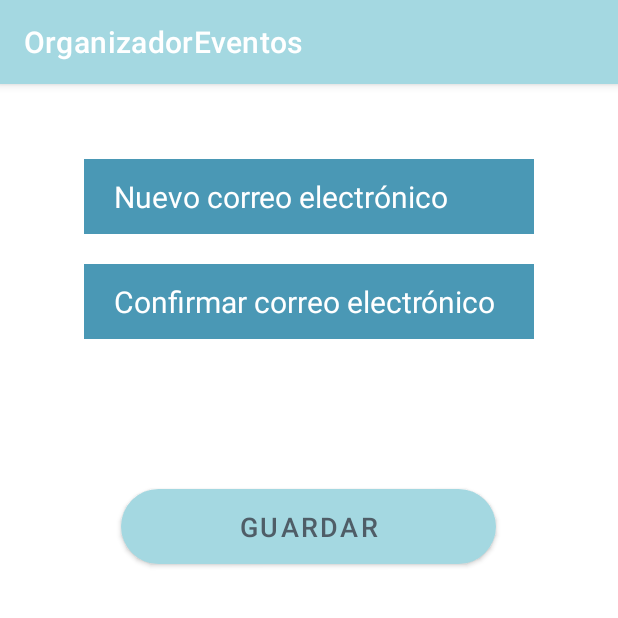
After one commit to AbrahamGM1/OrganizadorEventos, an Android app: the EditarCorreoActivity screen opened directly, with no data from a screen before it, on a phone screen of 412 x 824 dp, the top half of it. The commit adds this screen. Run offline under Robolectric (Android 15) with nearby library versions, the phone set to English and light mode, and no system bars.

Commit message:
Created new activities for edit name, edit email and edit password

```diff
--- /dev/null
+++ b/app/src/main/java/gomez/abraham/organizadoreventos/EditarCorreoActivity.kt
@@ -0,0 +1,11 @@
+package gomez.abraham.organizadoreventos
+
+import androidx.appcompat.app.AppCompatActivity
+import android.os.Bundle
+
+class EditarCorreoActivity : AppCompatActivity() {
+    override fun onCreate(savedInstanceState: Bundle?) {
+        super.onCreate(savedInstanceState)
+        setContentView(R.layout.activity_editar_correo)
+    }
+}
--- a/app/src/main/res/layout/activity_ajustes.xml
+++ b/app/src/main/res/layout/activity_ajustes.xml
@@ -7,7 +7,7 @@
     android:orientation="vertical"
     android:background="@color/color_primary_dark">
 
-    <ImageView
+    <ImageView android:id="@+id/profile_imageView"
         android:layout_marginTop="20dp"
         android:layout_width="150dp"
         android:layout_height="150dp"
--- /dev/null
+++ b/app/src/main/res/layout/activity_editar_correo.xml
@@ -0,0 +1,55 @@
+<?xml version="1.0" encoding="utf-8"?>
+<LinearLayout xmlns:android="http://schemas.android.com/apk/res/android"
+    xmlns:app="http://schemas.android.com/apk/res-auto"
+    xmlns:tools="http://schemas.android.com/tools"
+    android:layout_width="match_parent"
+    android:layout_height="match_parent"
+    tools:context=".EditarCorreoActivity"
+    android:orientation="vertical"
+    android:background="@android:color/white"
+    >
+
+    <LinearLayout
+        android:layout_marginTop="50dp"
+        android:layout_width="300dp"
+        android:layout_height="wrap_content"
+        android:layout_gravity="center"
+        android:orientation="vertical"
+        >
+
+        <EditText android:id="@+id/new_email_et"
+            android:layout_width="match_parent"
+            android:layout_height="50dp"
+            android:background="@color/color_primary_dark"
+            android:layout_gravity="center"
+            android:hint="Nuevo correo electrónico"
+            android:textColorHint="@android:color/white"
+            android:textSize="20sp"
+            android:paddingStart="20dp"
+            />
+
+        <EditText android:id="@+id/confirm_email_et"
+            android:layout_marginTop="20dp"
+            android:layout_width="match_parent"
+            android:layout_height="50dp"
+            android:background="@color/color_primary_dark"
+            android:hint="Confirmar correo electrónico"
+            android:textColorHint="@android:color/white"
+            android:textSize="20sp"
+            android:paddingStart="20dp"
+            />
+
+    </LinearLayout>
+
+    <Button android:id="@+id/save_new_email_button"
+        android:layout_marginTop="100dp"
+        android:layout_width="250dp"
+        android:layout_height="50dp"
+        android:background="@drawable/rounded_button"
+        android:text="@string/save_button"
+        android:textColor="@color/color_text_primary"
+        android:layout_gravity="center"
+        android:textSize="18sp"
+        />
+
+</LinearLayout>
--- a/app/src/main/res/values/strings.xml
+++ b/app/src/main/res/values/strings.xml
@@ -35,6 +35,7 @@
     <!-- general -->
     <string name="accept">Aceptar</string>
     <string name="cancel">Cancelar</string>
+    <string name="save_button">Guardar</string>
 
     <!-- Eventos -->
     <string name="title_activity_eventos">EventosActivity</string>
```
Also changed, not shown: app/src/main/AndroidManifest.xml (+9 -0 lines), app/src/main/java/gomez/abraham/organizadoreventos/EditarContraseniaActivity.kt (added, +11 -0 lines), app/src/main/java/gomez/abraham/organizadoreventos/EditarNombreUsuario.kt (added, +11 -0 lines), app/src/main/res/layout/activity_editar_contrasenia.xml (added, +55 -0 lines), app/src/main/res/layout/activity_editar_nombre_usuario.xml (added, +55 -0 lines).
